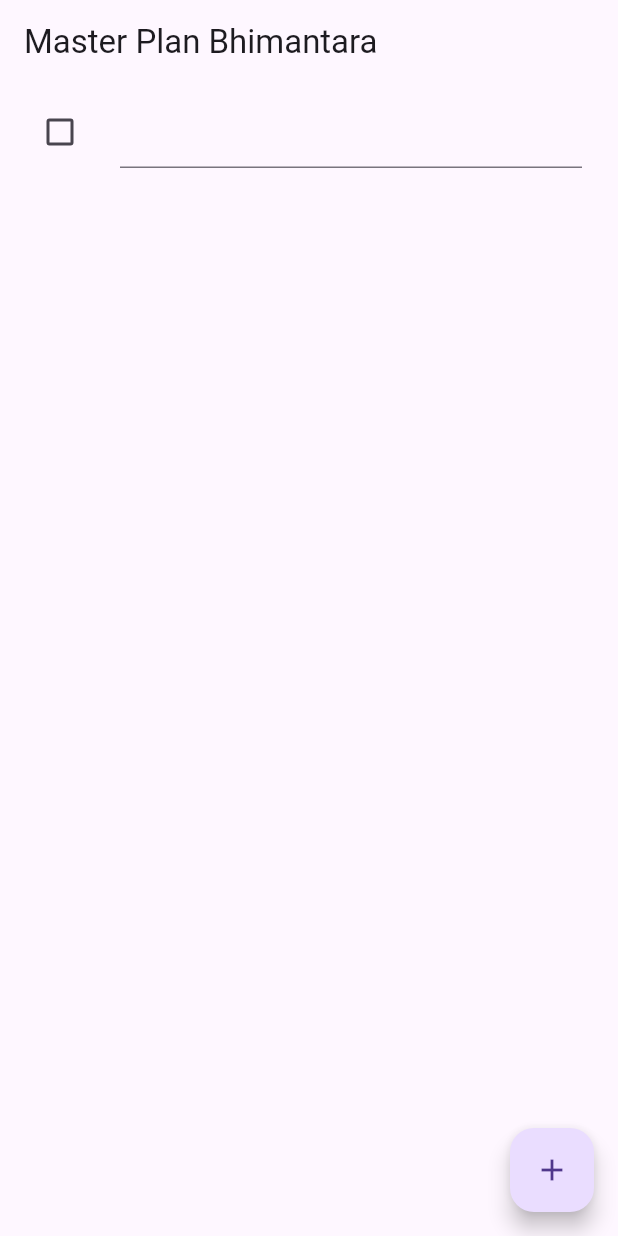
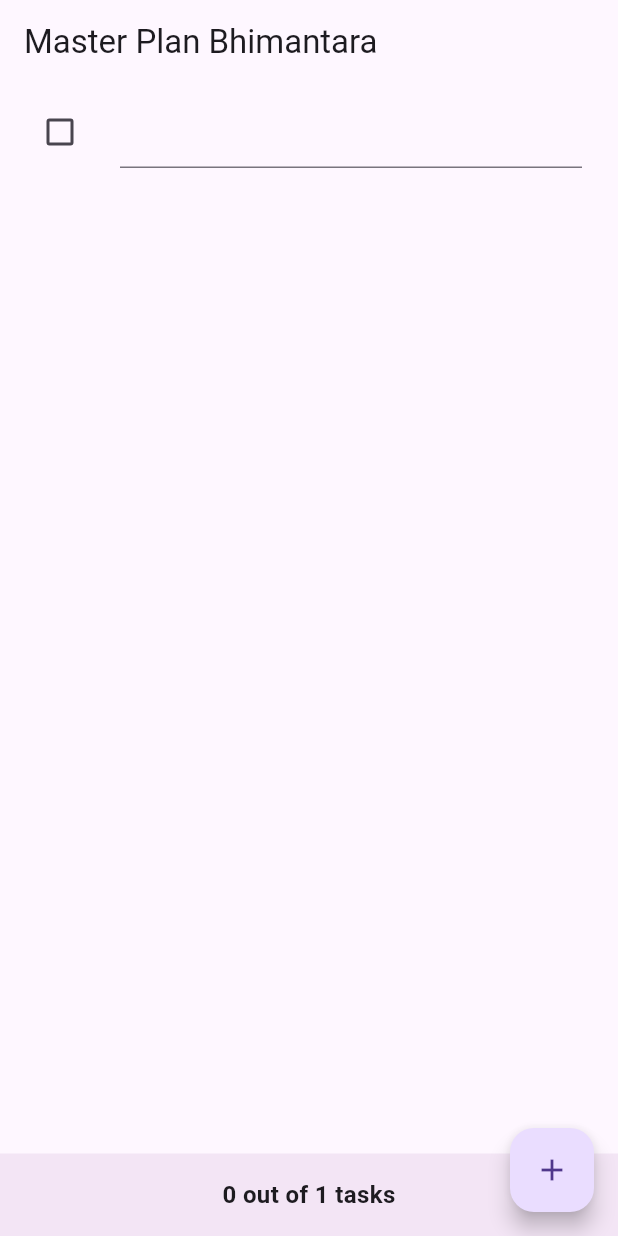
Before and after one commit to bhimantara435/src-week-10, a Flutter app: the screen it shows after launch, after a tap on the "add" icon, on a phone screen of 412 x 824 dp. Run offline on Flutter 3.47's test engine with Material 3 defaults, Android fonts, the phone set to English and light mode, and no system bars.

Commit message:
P2 - Langkah 8: Tetap di class PlanScreen

```diff
--- a/lib/views/plan_screen.dart
+++ b/lib/views/plan_screen.dart
@@ -33,18 +33,37 @@ class _PlanScreenState extends State<PlanScreen> {
 
     return Scaffold(
       appBar: AppBar(title: const Text('Master Plan Bhimantara')),
-      body: _buildList(plan), // 👈 Sekarang cukup kirim plan saja
+      //  Langkah 8: Ubah body menjadi Column
+      body: Column(
+        children: [
+          //  membungkus daftar task dengan Expanded agar ListView mengisi ruang tersisa
+          Expanded(child: _buildList(plan)),
+
+          // menambahkan footer progress di bagian bawah layar
+          Container(
+            padding: const EdgeInsets.all(16),
+            color: Colors.purple.shade50, // warna latar lembut
+            width: double.infinity,
+            child: Text(
+              plan.completenessMessage, // menampilkan "x out of y tasks"
+              textAlign: TextAlign.center,
+              style: const TextStyle(fontSize: 16, fontWeight: FontWeight.w600),
+            ),
+          ),
+        ],
+      ),
       floatingActionButton: _buildAddTaskButton(context),
     );
   }
 
-  //  Langkah 5: Tambah task baru menggunakan PlanProvider
+  //  Langkah 5: Tombol tambah task baru
   Widget _buildAddTaskButton(BuildContext context) {
     ValueNotifier<Plan> planNotifier = PlanProvider.of(context);
     return FloatingActionButton(
       child: const Icon(Icons.add),
       onPressed: () {
         Plan currentPlan = planNotifier.value;
+        // setiap kali tombol ditekan, tambahkan task kosong baru ke daftar
         planNotifier.value = Plan(
           name: currentPlan.name,
           tasks: List<Task>.from(currentPlan.tasks)..add(const Task()),
@@ -53,26 +72,28 @@ class _PlanScreenState extends State<PlanScreen> {
     );
   }
 
-  //  Langkah 7: Perbarui method _buildList sesuai instruksi
+  // Langkah 7: ListView builder
   Widget _buildList(Plan plan) {
     return ListView.builder(
       controller: scrollController,
       itemCount: plan.tasks.length,
       itemBuilder: (context, index) =>
-          _buildTaskTile(plan.tasks[index], index, context), // context diteruskan
+          _buildTaskTile(plan.tasks[index], index, context), // kirim context ke _buildTaskTile
     );
   }
 
-  //  Langkah 6: Method _buildTaskTile versi baru
+  //  Langkah 6: Tiap item daftar task
   Widget _buildTaskTile(Task task, int index, BuildContext context) {
     ValueNotifier<Plan> planNotifier = PlanProvider.of(context);
     return ListTile(
+      // Checkbox untuk menandai task selesai atau belum
       leading: Checkbox(
         value: task.complete,
         onChanged: (selected) {
           Plan currentPlan = planNotifier.value;
           planNotifier.value = Plan(
             name: currentPlan.name,
+            // perbarui status task ke true/false sesuai input user
             tasks: List<Task>.from(currentPlan.tasks)
               ..[index] = Task(
                 description: task.description,
@@ -81,12 +102,14 @@ class _PlanScreenState extends State<PlanScreen> {
           );
         },
       ),
+      // TextFormField untuk mengubah deskripsi task
       title: TextFormField(
         initialValue: task.description,
         onChanged: (text) {
           Plan currentPlan = planNotifier.value;
           planNotifier.value = Plan(
             name: currentPlan.name,
+            // simpan teks baru ke task sesuai index
             tasks: List<Task>.from(currentPlan.tasks)
               ..[index] = Task(
                 description: text,
```
Also changed, not shown: image/Screenshot 2025-11-03 214135.png (added).
